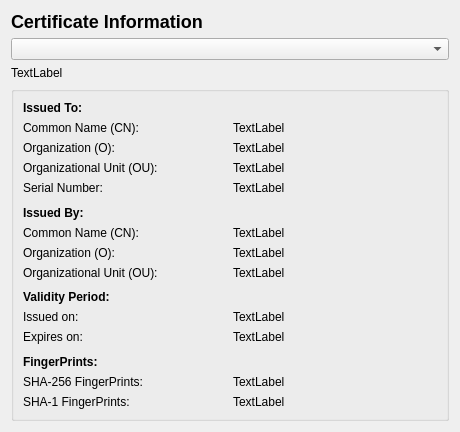
This is src/sslinfo.ui in KDE/rekonq as Qt 5 draws it before an edit. The edited form follows.
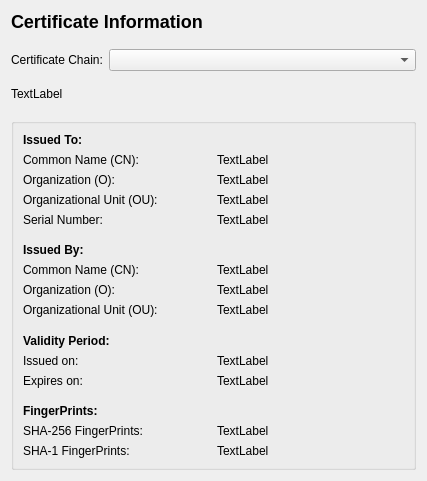
This is the edited form.

Commit message:
Last fixes for the SSL dialog improvements
Now we are ready for the fight...

```diff
--- a/src/sslinfo.ui
+++ b/src/sslinfo.ui
@@ -6,8 +6,8 @@
    <rect>
     <x>0</x>
     <y>0</y>
-    <width>460</width>
-    <height>432</height>
+    <width>427</width>
+    <height>481</height>
    </rect>
   </property>
   <property name="windowTitle">
@@ -28,7 +28,51 @@
     </widget>
    </item>
    <item>
-    <widget class="QComboBox" name="comboBox"/>
+    <spacer name="verticalSpacer_6">
+     <property name="orientation">
+      <enum>Qt::Vertical</enum>
+     </property>
+     <property name="sizeHint" stdset="0">
+      <size>
+       <width>20</width>
+       <height>40</height>
+      </size>
+     </property>
+    </spacer>
+   </item>
+   <item>
+    <layout class="QHBoxLayout" name="horizontalLayout">
+     <item>
+      <widget class="QLabel" name="label_4">
+       <property name="text">
+        <string>Certificate Chain:</string>
+       </property>
+      </widget>
+     </item>
+     <item>
+      <widget class="QComboBox" name="comboBox">
+       <property name="sizePolicy">
+        <sizepolicy hsizetype="Expanding" vsizetype="Fixed">
+         <horstretch>0</horstretch>
+         <verstretch>0</verstretch>
+        </sizepolicy>
+       </property>
+      </widget>
+     </item>
+    </layout>
+   </item>
+   <item>
+    <spacer name="verticalSpacer_4">
+     <property name="orientation">
+      <enum>Qt::Vertical</enum>
+     </property>
+     <property name="sizeHint" stdset="0">
+      <size>
+       <width>20</width>
+       <height>40</height>
+      </size>
+     </property>
+    </spacer>
    </item>
    <item>
     <widget class="QLabel" name="certInfoLabel">
@@ -37,6 +81,19 @@
      </property>
     </widget>
    </item>
+   <item>
+    <spacer name="verticalSpacer_5">
+     <property name="orientation">
+      <enum>Qt::Vertical</enum>
+     </property>
+     <property name="sizeHint" stdset="0">
+      <size>
+       <width>20</width>
+       <height>40</height>
+      </size>
+     </property>
+    </spacer>
+   </item>
    <item>
     <widget class="QGroupBox" name="groupBox">
      <property name="title">
@@ -118,7 +175,7 @@
         <property name="sizeHint" stdset="0">
          <size>
           <width>20</width>
-          <height>40</height>
+          <height>20</height>
          </size>
         </property>
        </spacer>
@@ -184,7 +241,7 @@
         <property name="sizeHint" stdset="0">
          <size>
           <width>20</width>
-          <height>40</height>
+          <height>20</height>
          </size>
         </property>
        </spacer>
@@ -236,7 +293,7 @@
         <property name="sizeHint" stdset="0">
          <size>
           <width>20</width>
-          <height>40</height>
+          <height>20</height>
          </size>
         </property>
        </spacer>
```
The commit also changes 3 other files.
